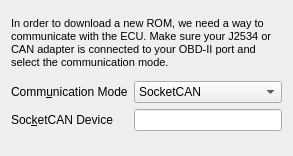
This is src/ui/downloadwindow.ui in LibreTuner/LibreTuner as Qt 5 draws it before an edit. The edited form follows.
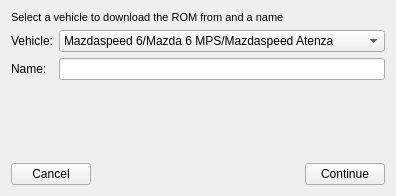
This is the edited form.

```diff
--- a/src/ui/downloadwindow.ui
+++ b/src/ui/downloadwindow.ui
@@ -9,8 +9,8 @@
    <rect>
     <x>0</x>
     <y>0</y>
-    <width>293</width>
-    <height>156</height>
+    <width>396</width>
+    <height>196</height>
    </rect>
   </property>
   <property name="sizePolicy">
@@ -24,6 +24,120 @@
   </property>
   <layout class="QVBoxLayout" name="verticalLayout_2">
    <item>
+    <widget class="QStackedWidget" name="stackedWidget">
+     <property name="sizePolicy">
+      <sizepolicy hsizetype="Minimum" vsizetype="Minimum">
+       <horstretch>0</horstretch>
+       <verstretch>0</verstretch>
+      </sizepolicy>
+     </property>
+     <property name="lineWidth">
+      <number>1</number>
+     </property>
+     <property name="currentIndex">
+      <number>0</number>
+     </property>
+     <widget class="QWidget" name="pageVehicle">
+      <property name="sizePolicy">
+       <sizepolicy hsizetype="Minimum" vsizetype="Minimum">
+        <horstretch>0</horstretch>
+        <verstretch>0</verstretch>
+       </sizepolicy>
+      </property>
+      <layout class="QVBoxLayout" name="verticalLayout">
+       <property name="sizeConstraint">
+        <enum>QLayout::SetMinimumSize</enum>
+       </property>
+       <property name="leftMargin">
+        <number>0</number>
+       </property>
+       <property name="topMargin">
+        <number>0</number>
+       </property>
+       <property name="rightMargin">
+        <number>0</number>
+       </property>
+       <property name="bottomMargin">
+        <number>0</number>
+       </property>
+       <item>
+        <widget class="QLabel" name="label_3">
+         <property name="sizePolicy">
+          <sizepolicy hsizetype="Preferred" vsizetype="Fixed">
+           <horstretch>0</horstretch>
+           <verstretch>0</verstretch>
+          </sizepolicy>
+         </property>
+         <property name="text">
+          <string>&lt;html&gt;&lt;head/&gt;&lt;body&gt;&lt;p&gt;&lt;span style=&quot; font-size:8pt;&quot;&gt;Select a vehicle to download the ROM from and a name&lt;/span&gt;&lt;/p&gt;&lt;/body&gt;&lt;/html&gt;</string>
+         </property>
+        </widget>
+       </item>
+       <item>
+        <layout class="QFormLayout" name="formLayout_2">
+         <item row="0" column="0">
+          <widget class="QLabel" name="label_4">
+           <property name="sizePolicy">
+            <sizepolicy hsizetype="Preferred" vsizetype="Preferred">
+             <horstretch>0</horstretch>
+             <verstretch>0</verstretch>
+            </sizepolicy>
+           </property>
+           <property name="text">
+            <string>Vehicle:</string>
+           </property>
+          </widget>
+         </item>
+         <item row="0" column="1">
+          <widget class="QComboBox" name="comboVehicle">
+           <property name="sizePolicy">
+            <sizepolicy hsizetype="Expanding" vsizetype="Fixed">
+             <horstretch>0</horstretch>
+             <verstretch>0</verstretch>
+            </sizepolicy>
+           </property>
+           <item>
+            <property name="text">
+             <string>Mazdaspeed 6/Mazda 6 MPS/Mazdaspeed Atenza</string>
+            </property>
+           </item>
+          </widget>
+         </item>
+         <item row="1" column="0">
+          <widget class="QLabel" name="label_5">
+           <property name="text">
+            <string>Name:</string>
+           </property>
+          </widget>
+         </item>
+         <item row="1" column="1">
+          <widget class="QLineEdit" name="lineName"/>
+         </item>
+        </layout>
+       </item>
+      </layout>
+     </widget>
+     <widget class="QWidget" name="pageMode">
+      <layout class="QVBoxLayout" name="verticalLayout_3">
+       <property name="spacing">
+        <number>6</number>
+       </property>
+       <property name="sizeConstraint">
+        <enum>QLayout::SetMinimumSize</enum>
+       </property>
+       <property name="leftMargin">
+        <number>0</number>
+       </property>
+       <property name="topMargin">
+        <number>0</number>
+       </property>
+       <property name="rightMargin">
+        <number>0</number>
+       </property>
+       <property name="bottomMargin">
+        <number>0</number>
+       </property>
+       <item>
     <widget class="QLabel" name="label_2">
      <property name="text">
       <string>&lt;html&gt;&lt;head/&gt;&lt;body&gt;&lt;p&gt;&lt;span style=&quot; font-size:8pt;&quot;&gt;In order to download a new ROM, we need a way to communicate with the ECU. Make sure your J2534 or CAN adapter is connected to your OBD-II port and select the communication mode.&lt;/span&gt;&lt;/p&gt;&lt;/body&gt;&lt;/html&gt;</string>
@@ -37,13 +151,11 @@
     </widget>
    </item>
    <item>
-    <layout class="QVBoxLayout" name="verticalLayout">
-     <item>
       <layout class="QFormLayout" name="formLayout">
        <item row="0" column="1">
         <widget class="QComboBox" name="comboMode">
          <property name="sizePolicy">
-          <sizepolicy hsizetype="Preferred" vsizetype="Fixed">
+            <sizepolicy hsizetype="Expanding" vsizetype="Fixed">
            <horstretch>0</horstretch>
            <verstretch>0</verstretch>
           </sizepolicy>
@@ -66,10 +178,7 @@
        <item row="0" column="0">
         <widget class="QLabel" name="label">
          <property name="text">
-          <string>Comm&amp;unication Mode</string>
-         </property>
-         <property name="buddy">
-          <cstring>comboMode</cstring>
+            <string>Communication Mode:</string>
          </property>
         </widget>
        </item>
@@ -79,10 +188,7 @@
           <bool>true</bool>
          </property>
          <property name="text">
-          <string>Soc&amp;ketCAN Device</string>
-         </property>
-         <property name="buddy">
-          <cstring>editSocketCAN</cstring>
+            <string>SocketCAN Device:</string>
          </property>
         </widget>
        </item>
@@ -94,6 +200,59 @@
         </widget>
        </item>
       </layout>
+       </item>
+      </layout>
+     </widget>
+     <widget class="QWidget" name="pageProgress">
+      <layout class="QVBoxLayout" name="verticalLayout_4">
+       <item>
+        <widget class="QProgressBar" name="progressDownload">
+         <property name="value">
+          <number>0</number>
+         </property>
+         <property name="textVisible">
+          <bool>true</bool>
+         </property>
+         <property name="invertedAppearance">
+          <bool>false</bool>
+         </property>
+        </widget>
+       </item>
+      </layout>
+     </widget>
+    </widget>
+   </item>
+   <item>
+    <layout class="QHBoxLayout" name="horizontalLayout">
+     <property name="sizeConstraint">
+      <enum>QLayout::SetMinimumSize</enum>
+     </property>
+     <item>
+      <widget class="QPushButton" name="buttonBack">
+       <property name="text">
+        <string>Cancel</string>
+       </property>
+      </widget>
+     </item>
+     <item>
+      <spacer name="horizontalSpacer">
+       <property name="orientation">
+        <enum>Qt::Horizontal</enum>
+       </property>
+       <property name="sizeHint" stdset="0">
+        <size>
+         <width>40</width>
+         <height>20</height>
+        </size>
+       </property>
+      </spacer>
+     </item>
+     <item>
+      <widget class="QPushButton" name="buttonContinue">
+       <property name="text">
+        <string>Continue</string>
+       </property>
+      </widget>
      </item>
     </layout>
    </item>
```
Left out of the diff: 2 changed lines with no effect on the pictures. Lines whose indentation alone changed are shown as unchanged.
